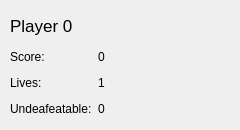
Before: the Qt Designer form scoreboard.ui in y-young/Qt-Snake, drawn with Qt 5.
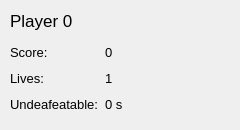
After: the same form once the commit is applied.

Commit message: feat(finish): scoreboard

The edit to the form file:
```diff
--- a/scoreboard.ui
+++ b/scoreboard.ui
@@ -39,7 +39,7 @@
      <number>10</number>
     </property>
     <property name="topMargin">
-     <number>10</number>
+     <number>5</number>
     </property>
     <property name="rightMargin">
      <number>10</number>
@@ -63,6 +63,7 @@
       </property>
       <property name="font">
        <font>
+        <family>Arial</family>
         <pointsize>13</pointsize>
         <kerning>true</kerning>
        </font>
@@ -85,6 +86,11 @@
           <height>20</height>
          </size>
         </property>
+        <property name="font">
+         <font>
+          <pointsize>10</pointsize>
+         </font>
+        </property>
         <property name="text">
          <string>Score:</string>
         </property>
@@ -98,6 +104,11 @@
           <height>20</height>
          </size>
         </property>
+        <property name="font">
+         <font>
+          <pointsize>10</pointsize>
+         </font>
+        </property>
         <property name="text">
          <string>0</string>
         </property>
@@ -111,6 +122,11 @@
           <height>20</height>
          </size>
         </property>
+        <property name="font">
+         <font>
+          <pointsize>10</pointsize>
+         </font>
+        </property>
         <property name="text">
          <string>1</string>
         </property>
@@ -124,6 +140,11 @@
           <height>20</height>
          </size>
         </property>
+        <property name="font">
+         <font>
+          <pointsize>10</pointsize>
+         </font>
+        </property>
         <property name="text">
          <string>Lives:</string>
         </property>
@@ -137,6 +158,11 @@
           <height>20</height>
          </size>
         </property>
+        <property name="font">
+         <font>
+          <pointsize>10</pointsize>
+         </font>
+        </property>
         <property name="text">
          <string>Undeafeatable:</string>
         </property>
@@ -150,8 +176,13 @@
           <height>20</height>
          </size>
         </property>
+        <property name="font">
+         <font>
+          <pointsize>10</pointsize>
+         </font>
+        </property>
         <property name="text">
-         <string>0</string>
+         <string>0 s</string>
         </property>
        </widget>
       </item>
```
The commit also changes 9 other files.
